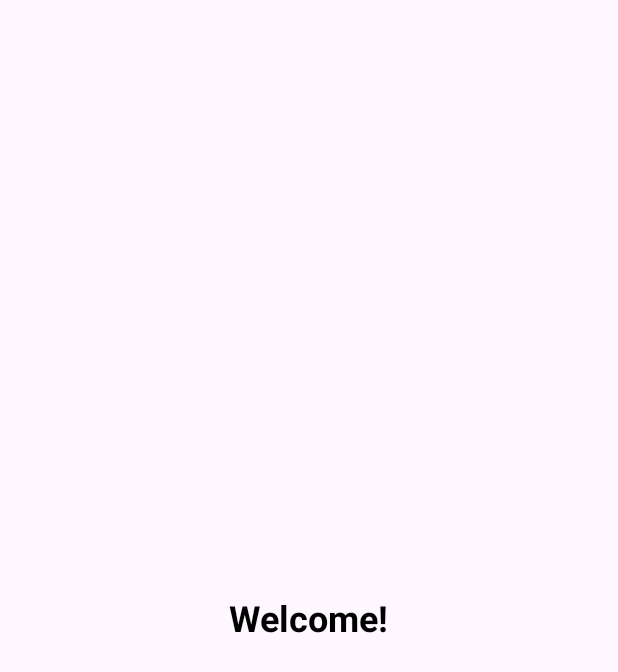
After one commit to CryoSnake22/LocalLoop-App, an Android app: the Welcome screen opened directly, with no data from a screen before it, on a phone screen of 412 x 824 dp. The commit adds this screen. Shown: the top 672 px of the screen. Run offline under Robolectric (Android 15) with nearby library versions, the phone set to English and light mode, and no system bars.

Commit message:
Achived login, added a welcome page

```diff
--- a/app/src/main/AndroidManifest.xml
+++ b/app/src/main/AndroidManifest.xml
@@ -27,6 +27,7 @@
         <activity
             android:name=".ui.auth.RegistrationActivity"
             android:exported="true" />
+        <activity android:name=".ui.user.Welcome" />
 
     </application>
 
--- /dev/null
+++ b/app/src/main/java/com/example/localloop/ui/user/Welcome.java
@@ -0,0 +1,13 @@
+package com.example.localloop.ui.user;
+
+import android.os.Bundle;
+import androidx.appcompat.app.AppCompatActivity;
+import com.example.localloop.R;
+
+public class Welcome extends AppCompatActivity {
+    @Override
+    protected void onCreate(Bundle savedInstanceState) {
+        super.onCreate(savedInstanceState);
+        setContentView(R.layout.welcomepage);
+    }
+}
--- /dev/null
+++ b/app/src/main/res/layout/welcomepage.xml
@@ -0,0 +1,18 @@
+<?xml version="1.0" encoding="utf-8"?>
+<LinearLayout xmlns:android="http://schemas.android.com/apk/res/android"
+    android:layout_width="match_parent"
+    android:layout_height="match_parent"
+    android:orientation="vertical"
+    android:gravity="center"
+    android:padding="24dp">
+
+    <TextView
+        android:id="@+id/textWelcome"
+        android:layout_width="wrap_content"
+        android:layout_height="wrap_content"
+        android:text="Welcome!"
+        android:textSize="24sp"
+        android:textStyle="bold"
+        android:textColor="@android:color/black" />
+
+</LinearLayout>
```
Also changed, not shown: app/src/main/java/com/example/localloop/ui/auth/LoginActivity.java (+57 -1 lines).
